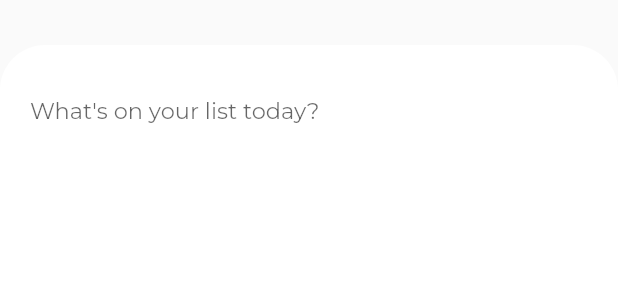
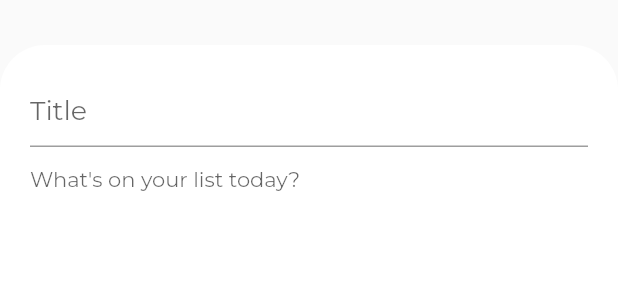
Before and after one commit to anubhav11803451/todo_app, a Flutter app: the AddTodo widget shown alone on an empty page, opened directly, on a phone screen of 412 x 824 dp. Shown: the top 300 px of the screen. Run offline on Flutter 3.47's test engine with Material 2 defaults, Android fonts, the phone set to English and light mode, and no system bars; our stand-ins replace cloud_firestore, firebase_auth, font_awesome_flutter, get, google_fonts, simple_animations and 1 more; accounts and stored records are empty; network calls fail.

```diff
--- a/lib/models/todomodel.dart
+++ b/lib/models/todomodel.dart
@@ -1,13 +1,14 @@
 import 'package:cloud_firestore/cloud_firestore.dart';
 
 class TodoModel {
-  String content;
+  String content, title;
   String todoId;
   Timestamp dateCreated;
   bool done;
 
   TodoModel(
     this.content,
+    this.title,
     this.todoId,
     this.dateCreated,
     this.done,
@@ -17,6 +18,7 @@ class TodoModel {
     DocumentSnapshot documentSnapshot,
   ) {
     todoId = documentSnapshot.documentID;
+    title = documentSnapshot.data["title"];
     content = documentSnapshot.data["content"];
     dateCreated = documentSnapshot.data["dateCreated"];
     done = documentSnapshot.data["done"];
--- a/lib/services/database.dart
+++ b/lib/services/database.dart
@@ -98,7 +98,7 @@ class Database {
     }
   }
 
-  Future<void> addTodo(String content, String uid) async {
+  Future<void> addTodo(String title, String content, String uid) async {
     try {
       await _firestore
           .collection("users")
@@ -106,6 +106,7 @@ class Database {
           .collection("todos")
           .add({
         'dateCreated': Timestamp.now(),
+        'title': title,
         'content': content,
         'done': false,
       });
--- a/lib/widgets/addTodos.dart
+++ b/lib/widgets/addTodos.dart
@@ -2,8 +2,10 @@ import 'package:flutter/material.dart';
 import 'package:google_fonts/google_fonts.dart';
 
 class AddTodo extends StatelessWidget {
-  final TextEditingController todoController;
-  const AddTodo({Key key, this.todoController}) : super(key: key);
+  final TextEditingController todoContentController;
+  final TextEditingController todoTitleController;
+  const AddTodo({Key key, this.todoContentController, this.todoTitleController})
+      : super(key: key);
 
   @override
   Widget build(BuildContext context) {
@@ -17,22 +19,44 @@ class AddTodo extends StatelessWidget {
       ),
       margin: EdgeInsets.only(top: 30, bottom: 5),
       padding: EdgeInsets.symmetric(horizontal: 20, vertical: 20),
+      child: Wrap(
+        children: [
+          TextFormField(
+            controller: todoTitleController,
+            cursorColor: Colors.deepPurple[200],
+            decoration: InputDecoration(
+              focusedBorder: UnderlineInputBorder(
+                  borderSide:
+                      BorderSide(color: Colors.deepPurple[100], width: 2.0)),
+              hintText: "Title",
+              hintStyle: GoogleFonts.montserrat(
+                fontSize: 18,
+              ),
+            ),
+            style: GoogleFonts.montserratAlternates(fontSize: 18),
+          ),
+          Expanded(
+            child: Container(
+              height: 500,
               child: TextFormField(
-        controller: todoController,
-        // initialValue: intialValue,
-        // onChanged: onChanged,
+                controller: todoContentController,
                 expands: true,
                 maxLines: null,
+                // minLines: null,
                 enableInteractiveSelection: true,
                 cursorColor: Colors.deepPurple[200],
                 decoration: InputDecoration(
                   border: InputBorder.none,
                   hintText: "What's on your list today?",
                   hintStyle: GoogleFonts.montserrat(
-            fontSize: 15,
+                    fontSize: 14,
                   ),
                 ),
-        style: GoogleFonts.montserratAlternates(fontSize: 18),
+                style: GoogleFonts.montserrat(fontSize: 15),
+              ),
+            ),
+          ),
+        ],
       ),
     );
   }
--- a/lib/widgets/notesCard.dart
+++ b/lib/widgets/notesCard.dart
@@ -15,6 +15,7 @@ class NotesCard extends StatelessWidget {
   Widget build(BuildContext context) {
     // Size size = MediaQuery.of(context).size;
     return Container(
+      // key: UniqueKey(),
       height: 100,
       width: 200,
       decoration: BoxDecoration(
--- a/lib/widgets/profile.dart
+++ b/lib/widgets/profile.dart
@@ -69,7 +69,7 @@ class _ProfileState extends State<Profile> with SingleTickerProviderStateMixin {
                         style: GoogleFonts.montserratAlternates(
                           fontSize: 30,
                           fontWeight: FontWeight.bold,
-                          color: Colors.white70,
+                          color: Colors.black38,
                         ),
                       )
                     ],
```
Also changed, not shown: lib/screens/homescreen.dart (+22 -6 lines), lib/widgets/home.dart (+31 -8 lines), lib/widgets/todoCard.dart (+15 -2 lines). Lines whose indentation alone changed are shown as unchanged.
